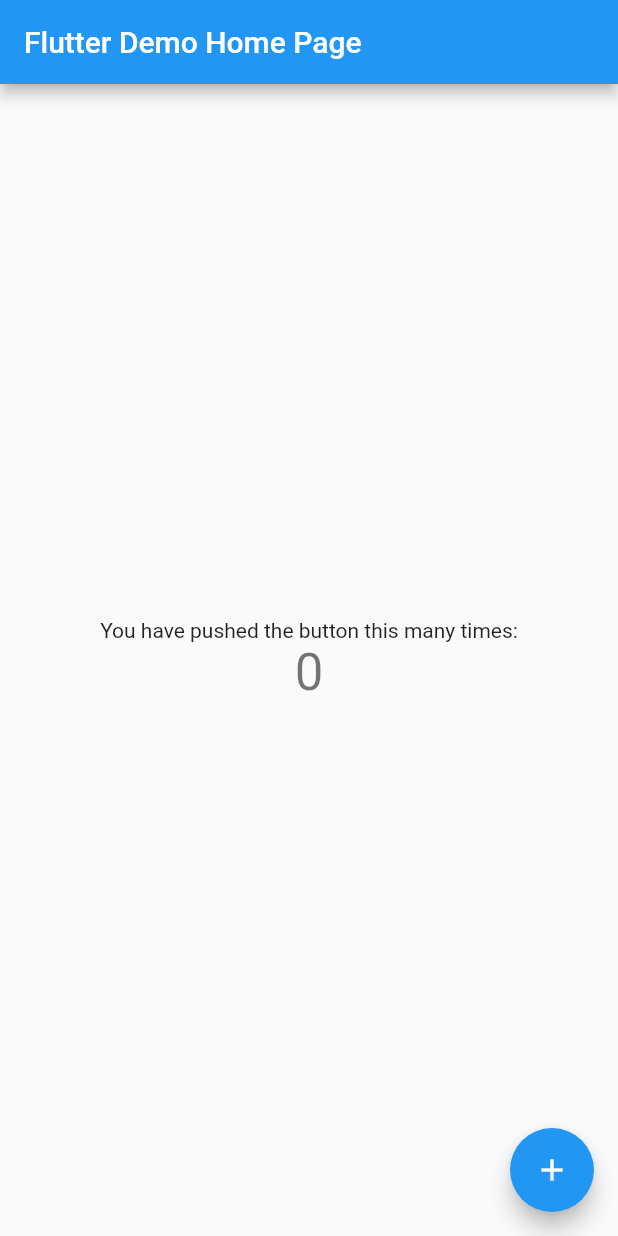
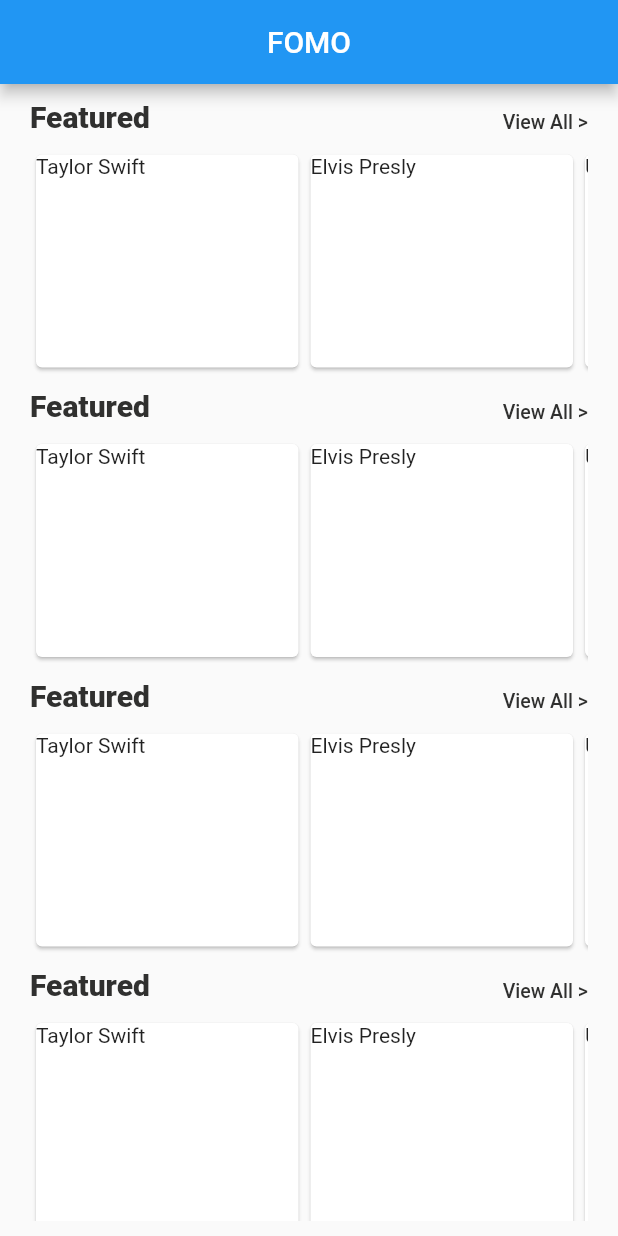
Before and after one commit to aviva-ashley/fomo, a Flutter app: the screen it shows after launch, on a phone screen of 412 x 824 dp. Run offline on Flutter 3.47's test engine with Material 2 defaults, Android fonts, the phone set to English and light mode, and no system bars; Roboto replaces fonts that are missing (Raleway Heavy).

Commit message:
Added event card categories and horizontal scrolling

```diff
--- a/fomo/lib/main.dart
+++ b/fomo/lib/main.dart
@@ -1,4 +1,5 @@
 import 'package:flutter/material.dart';
+import 'package:flutter/rendering.dart';
 
 void main() => runApp(MyApp());
 
@@ -8,104 +9,115 @@ class MyApp extends StatelessWidget {
   Widget build(BuildContext context) {
     return MaterialApp(
       title: 'Flutter Demo',
-      theme: ThemeData(
-        // This is the theme of your application.
-        //
-        // Try running your application with "flutter run". You'll see the
-        // application has a blue toolbar. Then, without quitting the app, try
-        // changing the primarySwatch below to Colors.green and then invoke
-        // "hot reload" (press "r" in the console where you ran "flutter run",
-        // or simply save your changes to "hot reload" in a Flutter IDE).
-        // Notice that the counter didn't reset back to zero; the application
-        // is not restarted.
-        primarySwatch: Colors.blue,
-      ),
-      home: MyHomePage(title: 'Flutter Demo Home Page'),
+      home: HomePage(title: 'Flutter Demo Home Page'),
     );
   }
 }
 
-class MyHomePage extends StatefulWidget {
-  MyHomePage({Key key, this.title}) : super(key: key);
+class FomoAppBar extends AppBar {
+  FomoAppBar() : super(
+    centerTitle: true,
+    title: Text('FOMO')
+  );
+}
 
-  // This widget is the home page of your application. It is stateful, meaning
-  // that it has a State object (defined below) that contains fields that affect
-  // how it looks.
+class FomoEventCard extends Card {
+  FomoEventCard(title) : super(
+    child: Container(
+      width: 175,
+      child: Text(title)
+    )
+  );
+}
 
-  // This class is the configuration for the state. It holds the values (in this
-  // case the title) provided by the parent (in this case the App widget) and
-  // used by the build method of the State. Fields in a Widget subclass are
-  // always marked "final".
+class FomoEventCategory extends Column {
+  FomoEventCategory(String title, List<FomoEventCard> events) : super(
+    children: <Widget> [
+      Padding(child: FomoEventCategoryHeader("Featured"), padding: EdgeInsets.only(top: 10.0)),
+      Padding(child: FomoEventCardRow(events), padding:EdgeInsets.only(top: 10.0))
+    ]
+  );
+}
+
+class FomoEventCategoryHeader extends Row {
+  FomoEventCategoryHeader(title) : super (
+    children: <Widget> [
+      FomoEventCategoryHeaderTitle("Featured"),
+      Expanded(child: Container()),
+      FomoViewAllButton()
+    ],
+    crossAxisAlignment: CrossAxisAlignment.end
+  );
+}
+
+class FomoViewAllButton extends Container {
+  FomoViewAllButton() : super (
+    child: Text("View All >",
+      style: TextStyle(
+        color: Color(0xFF30302f),
+        fontSize: 13.0,
+        fontFamily: 'Raleway Heavy',
+        fontWeight: FontWeight.w500,
+      )
+    )
+  );
+}
+
+class FomoEventCategoryHeaderTitle extends Container {
+  FomoEventCategoryHeaderTitle(title) : super (
+    child: Text(title,
+      style: TextStyle(
+        color: Color(0xFF30302f),
+        fontSize: 20.0,
+        fontFamily: 'Raleway Heavy',
+        fontWeight: FontWeight.w900,
+      )
+    )
+  );
+}
+
+class FomoEventCardRow extends Container {
+  FomoEventCardRow(List<FomoEventCard> events) : super(
+    child : ListView(
+      scrollDirection: Axis.horizontal,
+      children: events
+    ),
+    height: 150.0
+  );
+}
+
+class HomePage extends StatefulWidget {
+  HomePage({Key key, this.title}) : super(key: key);
 
   final String title;
 
   @override
-  _MyHomePageState createState() => _MyHomePageState();
+  _HomePageState createState() => _HomePageState();
 }
 
-class _MyHomePageState extends State<MyHomePage> {
-  int _counter = 0;
-
-  void _incrementCounter() {
-    setState(() {
-      // This call to setState tells the Flutter framework that something has
-      // changed in this State, which causes it to rerun the build method below
-      // so that the display can reflect the updated values. If we changed
-      // _counter without calling setState(), then the build method would not be
-      // called again, and so nothing would appear to happen.
-      _counter++;
-    });
-  }
+class _HomePageState extends State<HomePage> {
 
   @override
   Widget build(BuildContext context) {
-    // This method is rerun every time setState is called, for instance as done
-    // by the _incrementCounter method above.
-    //
-    // The Flutter framework has been optimized to make rerunning build methods
-    // fast, so that you can just rebuild anything that needs updating rather
-    // than having to individually change instances of widgets.
+    List<FomoEventCard> events = [
+      FomoEventCard("Taylor Swift"),
+      FomoEventCard("Elvis Presly"),
+      FomoEventCard("USH"),
+      FomoEventCard("AFTM"),
+      FomoEventCard("Josh Turner")
+    ];
     return Scaffold(
-      appBar: AppBar(
-        // Here we take the value from the MyHomePage object that was created by
-        // the App.build method, and use it to set our appbar title.
-        title: Text(widget.title),
-      ),
-      body: Center(
-        // Center is a layout widget. It takes a single child and positions it
-        // in the middle of the parent.
-        child: Column(
-          // Column is also a layout widget. It takes a list of children and
-          // arranges them vertically. By default, it sizes itself to fit its
-          // children horizontally, and tries to be as tall as its parent.
-          //
-          // Invoke "debug painting" (press "p" in the console, choose the
-          // "Toggle Debug Paint" action from the Flutter Inspector in Android
-          // Studio, or the "Toggle Debug Paint" command in Visual Studio Code)
-          // to see the wireframe for each widget.
-          //
-          // Column has various properties to control how it sizes itself and
-          // how it positions its children. Here we use mainAxisAlignment to
-          // center the children vertically; the main axis here is the vertical
-          // axis because Columns are vertical (the cross axis would be
-          // horizontal).
-          mainAxisAlignment: MainAxisAlignment.center,
+      appBar: FomoAppBar(),
+      body: Padding(padding: EdgeInsets.only(left:20.0, right:20.0, bottom:10.0),
+        child: ListView(
           children: <Widget>[
-            Text(
-              'You have pushed the button this many times:',
-            ),
-            Text(
-              '$_counter',
-              style: Theme.of(context).textTheme.display1,
-            ),
+            FomoEventCategory("Featured", events),
+            FomoEventCategory("Featured", events),
+            FomoEventCategory("Featured", events),
+            FomoEventCategory("Featured", events),
           ],
-        ),
-      ),
-      floatingActionButton: FloatingActionButton(
-        onPressed: _incrementCounter,
-        tooltip: 'Increment',
-        child: Icon(Icons.add),
-      ), // This trailing comma makes auto-formatting nicer for build methods.
+        )
+      )
     );
   }
 }
```
